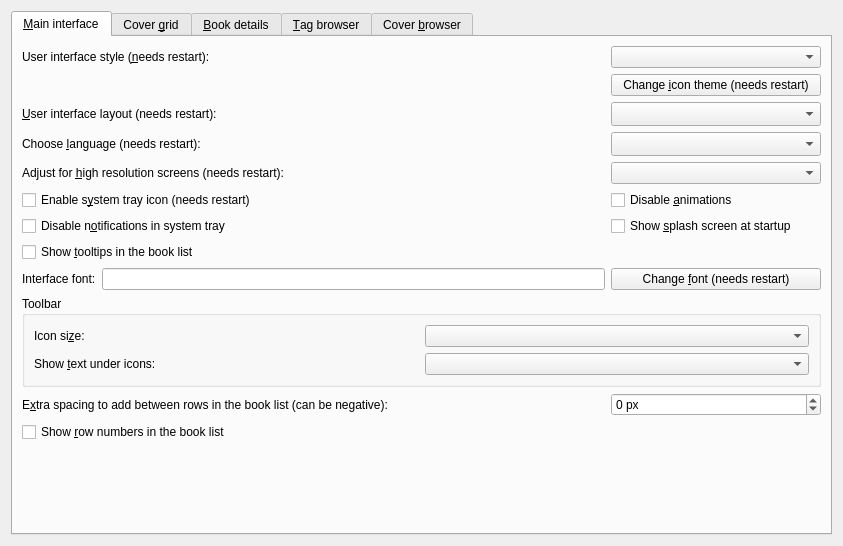
The window that src/calibre/gui2/preferences/look_feel.ui (kovidgoyal/calibre) describes before a commit, drawn with Qt 5.
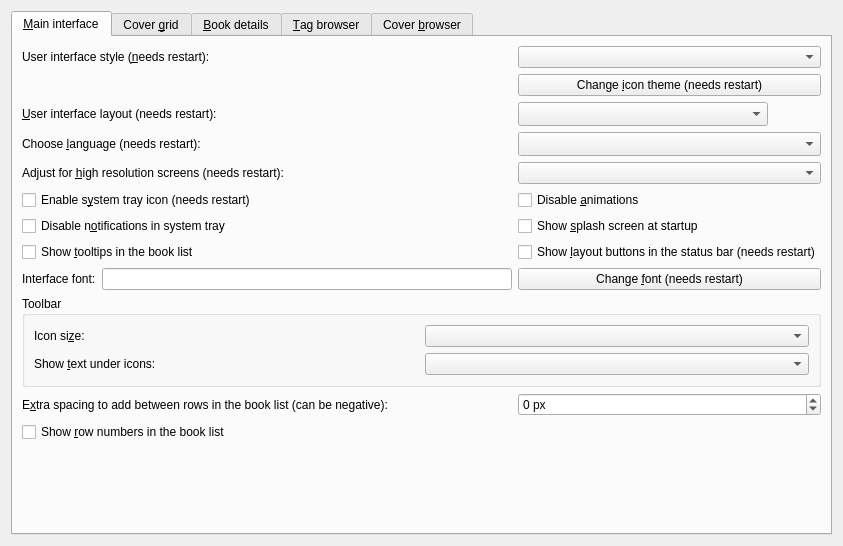
The same window after the commit. Icons and pictures are not drawn. Custom widgets are drawn as their Qt base class.

Commit message: Add option in preferences / Look & Feel to display the layout buttons directly on the status bar. Default is False.

Patch:
```diff
--- a/src/calibre/gui2/preferences/look_feel.ui
+++ b/src/calibre/gui2/preferences/look_feel.ui
@@ -126,6 +126,13 @@
          </property>
         </widget>
        </item>
+       <item row="7" column="1">
+        <widget class="QCheckBox" name="opt_show_layout_buttons">
+         <property name="text">
+          <string>Show &amp;layout buttons in the status bar (needs restart)</string>
+         </property>
+        </widget>
+       </item>
        <item row="12" column="0">
         <spacer name="verticalSpacer_3">
          <property name="orientation">
```
The commit also changes 3 other files.
